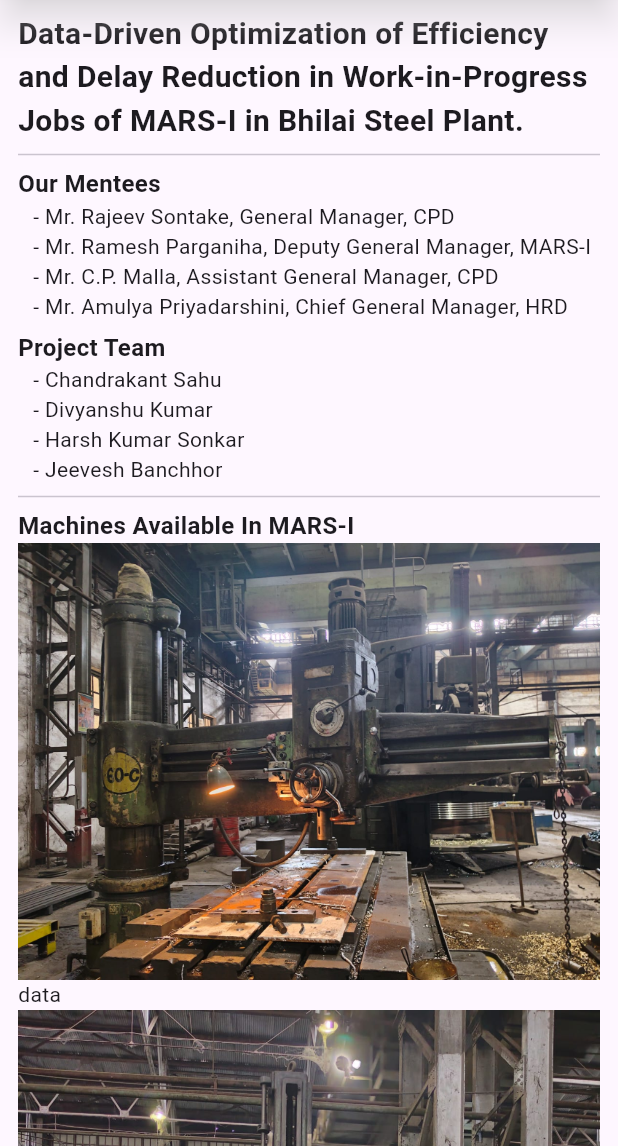
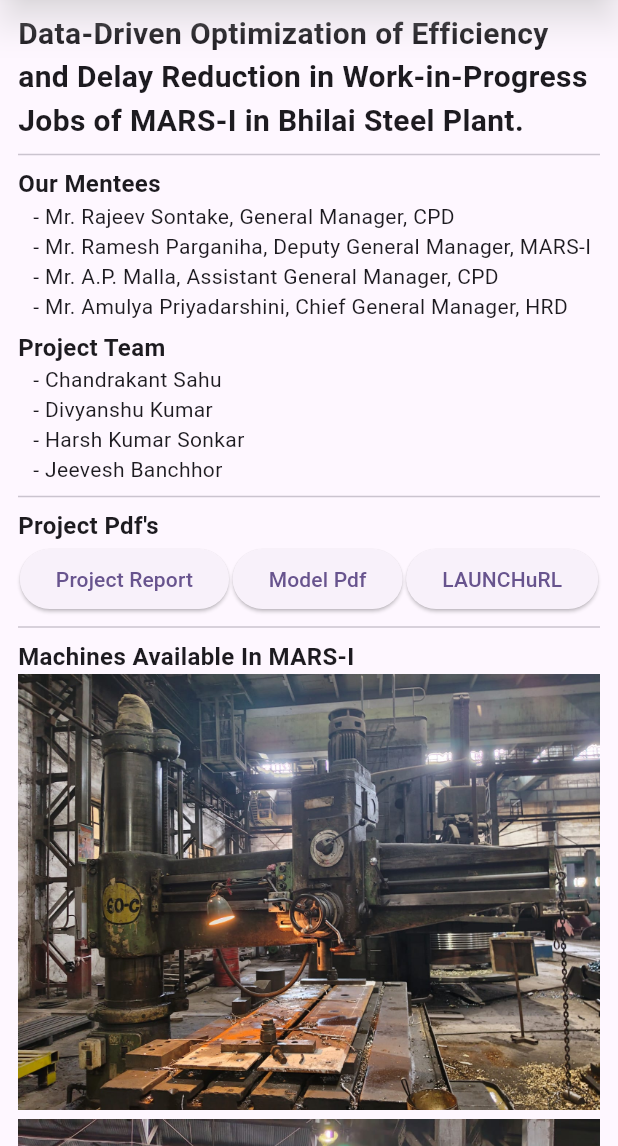
Before and after one commit to Chandrakant0110/bsp_app, a Flutter app: the screen it shows after launch, on a phone screen of 412 x 824 dp, the part 90-1236 px from its top. Run offline on Flutter 3.47's test engine with Material 3 defaults, Android fonts, the phone set to English and light mode, and no system bars; our stand-ins replace fluttertoast; missing offline and left inert: syncfusion_flutter_pdfviewer.

Commit message:
updated homepage

```diff
--- a/lib/screens/home_screen.dart
+++ b/lib/screens/home_screen.dart
@@ -1,3 +1,5 @@
+import 'package:bsp_app/screens/pdf_screen.dart';
+import 'package:bsp_app/screens/services/services.dart';
 import 'package:flutter/material.dart';
 
 class HomeScreen extends StatefulWidget {
@@ -8,6 +10,8 @@
 }
 
 class _HomeScreenState extends State<HomeScreen> {
+  final Services services = Services();
+
   @override
   Widget build(BuildContext context) {
     return Scaffold(
@@ -50,7 +54,9 @@
         elevation: 10,
         centerTitle: true,
       ),
-      body: SingleChildScrollView(
+      body: RefreshIndicator(
+        onRefresh: () async {},
+        child: SingleChildScrollView(
           child: Padding(
             padding: const EdgeInsets.all(12.0),
             child: Column(
@@ -84,7 +90,7 @@
                         '- Mr. Ramesh Parganiha, Deputy General Manager, MARS-I',
                       ),
                       Text(
-                      '- Mr. C.P. Malla, Assistant General Manager, CPD',
+                        '- Mr. A.P. Malla, Assistant General Manager, CPD',
                       ),
                       Text(
                         '- Mr. Amulya Priyadarshini, Chief General Manager, HRD',
@@ -124,6 +130,51 @@
                 ),
                 const Divider(),
                 const Text(
+                  'Project Pdf\'s',
+                  style: TextStyle(
+                    fontWeight: FontWeight.bold,
+                    fontSize: 16,
+                  ),
+                ),
+                Row(
+                  mainAxisAlignment: MainAxisAlignment.spaceAround,
+                  children: [
+                    ElevatedButton(
+                      onPressed: () {
+                        Navigator.push(
+                          context,
+                          PDFScreen.route(
+                            '',
+                            'assets/pdfs/Final_Report_BSP.pdf',
+                          ),
+                        );
+                      },
+                      child: const Text('Project Report'),
+                    ),
+                    ElevatedButton(
+                      onPressed: () {
+                        Navigator.push(
+                          context,
+                          PDFScreen.route(
+                            '',
+                            'assets/pdfs/Impact_DataFinal.pdf',
+                          ),
+                        );
+                      },
+                      child: const Text('Model Pdf'),
+                    ),
+                    ElevatedButton(
+                      onPressed: () {
+                        services.launchURL(
+                            'https://colab.research.google.com/drive/1TyUm4DIaCTddXj0ZzdUm5xZbVMUfrkom?usp=sharing');
+                      },
+                      child: const Text('LAUNCHuRL'),
+                    ),
+                  ],
+                ),
+
+                const Divider(),
+                const Text(
                   'Machines Available In MARS-I',
                   style: TextStyle(
                     fontWeight: FontWeight.bold,
@@ -131,11 +182,18 @@
                   ),
                 ),
                 Image.asset('assets/images/machine_1.jpg'),
-              Text('data'),
+                // Text('data'),
+                const SizedBox(
+                  height: 6,
+                ),
                 Image.asset('assets/images/machine_2.jpg'),
-              Text('data'),
+                // Text('data'),
+                const SizedBox(
+                  height: 6,
+                ),
                 Image.asset('assets/images/machine_3.jpg'),
               ],
+            ),
           ),
         ),
       ),
```
Lines whose indentation alone changed are shown as unchanged.
